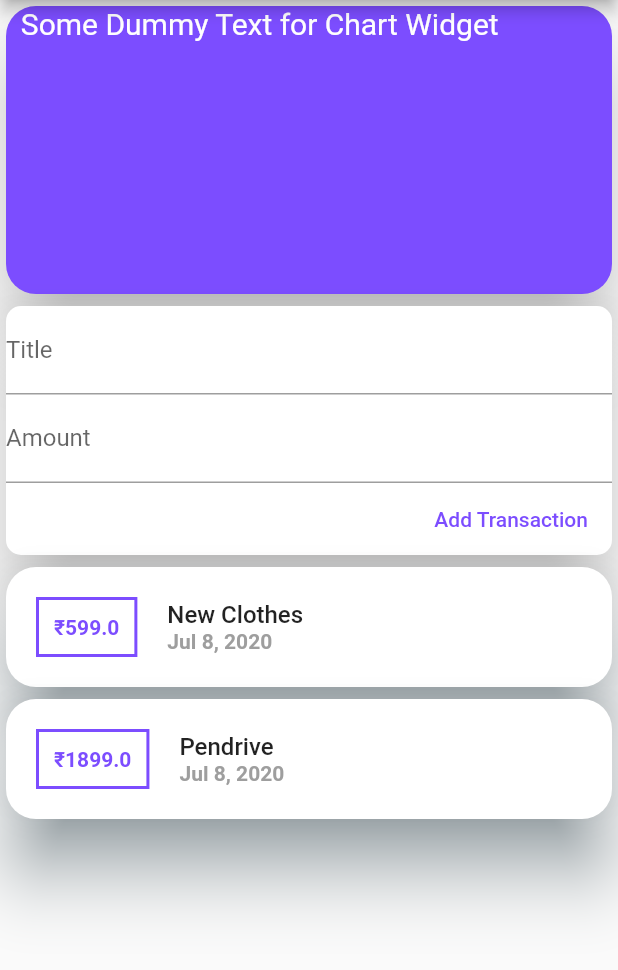
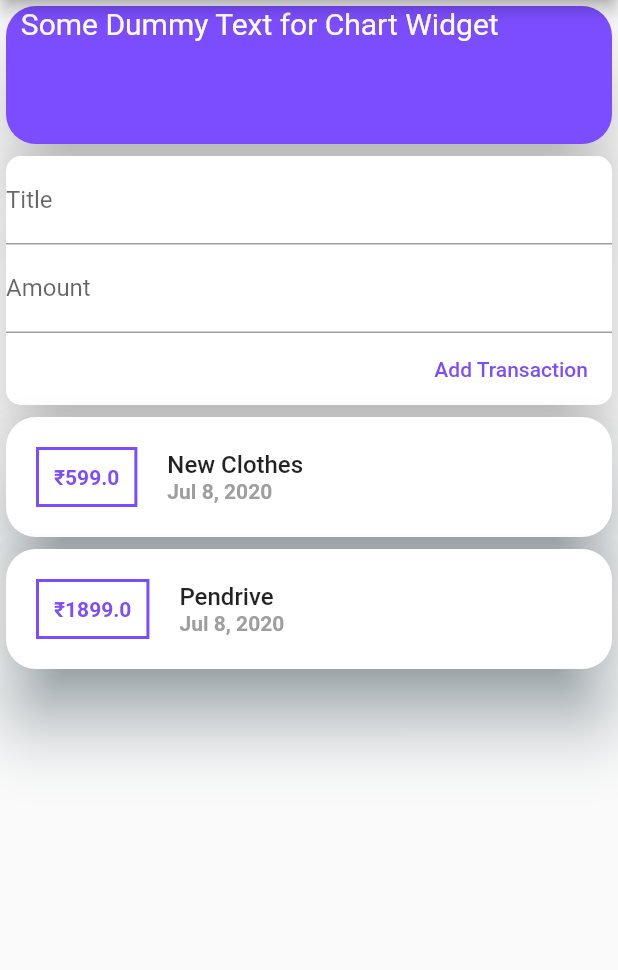
Before and after one commit to onkarnirhali/Personal-Expenses, a Flutter app: the screen it shows after launch, after a tap on "Add Transaction", on a phone screen of 412 x 824 dp, the part 84-1054 px from its top. Run offline on Flutter 3.47's test engine with Material 2 defaults, Android fonts, the phone set to English and light mode, and no system bars.

```diff
--- a/personal_expense_app/lib/main.dart
+++ b/personal_expense_app/lib/main.dart
@@ -33,7 +33,7 @@ class MyHomePage extends StatelessWidget {
           children: <Widget>[
             Container(
               width: 150,
-              height: 200,
+              height: 100,
               child: Card(
                 shape: RoundedRectangleBorder(
                     borderRadius: BorderRadius.circular(20)),
--- a/personal_expense_app/lib/widgets/new_transaction.dart
+++ b/personal_expense_app/lib/widgets/new_transaction.dart
@@ -1,6 +1,9 @@
 import 'package:flutter/material.dart';
 
 class NewTransaction extends StatelessWidget {
+  final Function
+      addTx; // we created this funtion so that we could pass this on press of the add transcation button
+  NewTransaction(this.addTx);
   final titleController = TextEditingController();
   final amountController = TextEditingController();
   @override
@@ -32,6 +35,8 @@ class NewTransaction extends StatelessWidget {
           ),
           FlatButton(
               onPressed: () {
+                addTx(
+                    titleController.text, double.parse(amountController.text));
                 print(titleController.text);
                 print(amountController.text);
               },
--- a/personal_expense_app/lib/widgets/user_transactions.dart
+++ b/personal_expense_app/lib/widgets/user_transactions.dart
@@ -15,9 +15,25 @@ class _UserTransactionsState extends State<UserTransactions> {
         id: 't1', title: 'New Clothes', amount: 599, date: DateTime.now()),
     Transaction(id: 't2', title: 'Pendrive', amount: 1899, date: DateTime.now())
   ];
+
+  void _addNewTransaction(String txTitle, double txAmount) {
+    final newTx = Transaction(
+        title: txTitle,
+        amount: txAmount,
+        date: DateTime.now(),
+        id: DateTime.now().toString());
+
+    setState(() {
+      _userTransaction.add(newTx);
+    });
+  }
+
   Widget build(BuildContext context) {
     return Column(
-      children: <Widget>[NewTransaction(), TransactionList(_userTransaction)],
+      children: <Widget>[
+        NewTransaction(_addNewTransaction),
+        TransactionList(_userTransaction)
+      ],
     );
   }
 }
```
